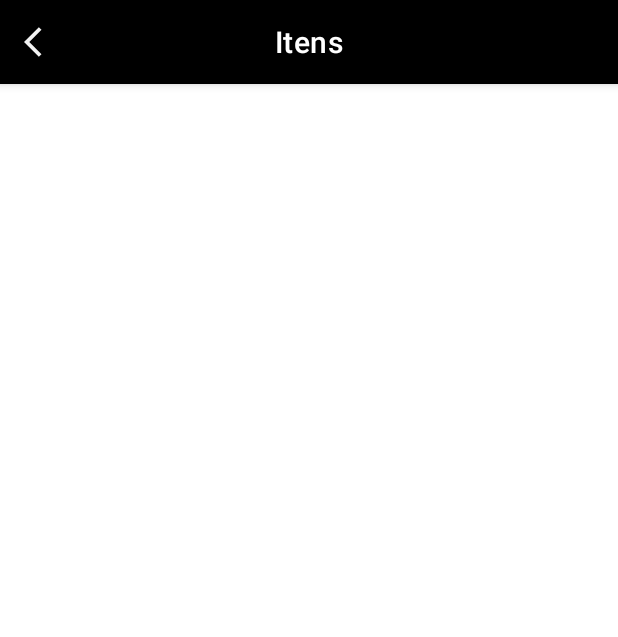
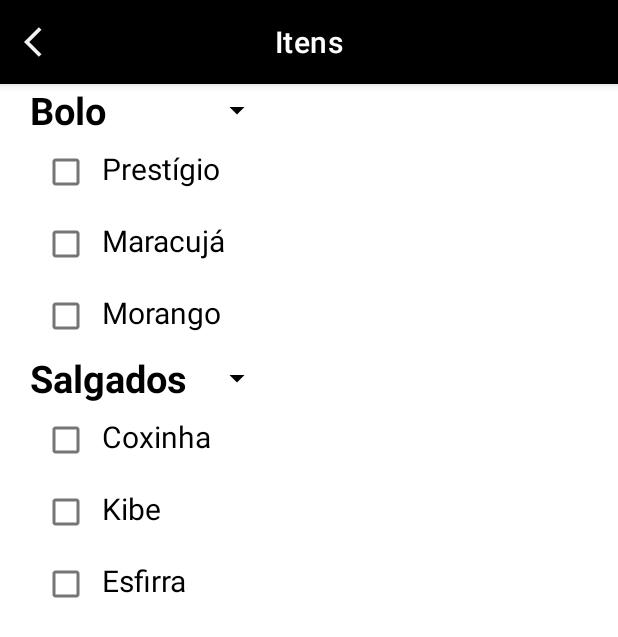
Before and after one commit to DanCostaSF/PartyApp, an Android app: the ItemsFragment screen opened through its navigation route, on a phone screen of 412 x 824 dp. Shown: the top 637 px of the screen. Run offline under Robolectric (Android 15) with nearby library versions, the phone set to English and light mode, and no system bars; our stand-ins replace data binding; 3 statements that could not run were skipped.

Commit message:
implementando segunda tela com recyclers

```diff
--- /dev/null
+++ b/app/src/main/java/br/com/android/partyapp/data/model/TypeItem.kt
@@ -0,0 +1,7 @@
+package br.com.android.partyapp.data.model
+
+data class TypeItem(
+    val title: String,
+    var uid: Int,
+    var selected: Boolean? = false
+)
--- /dev/null
+++ b/app/src/main/java/br/com/android/partyapp/data/model/TypeItems.kt
@@ -0,0 +1,6 @@
+package br.com.android.partyapp.data.model
+
+data class TypeItems(
+    val title: String,
+    val items: List<TypeItem>
+)
--- /dev/null
+++ b/app/src/main/java/br/com/android/partyapp/ui/adapter/InnerPartyAdapter.kt
@@ -0,0 +1,51 @@
+package br.com.android.partyapp.ui.adapter
+
+import android.view.LayoutInflater
+import android.view.ViewGroup
+import androidx.recyclerview.widget.RecyclerView
+import br.com.android.partyapp.data.model.TypeItem
+import br.com.android.partyapp.data.model.TypeItems
+import br.com.android.partyapp.databinding.InnerRecyclerItemBinding
+import br.com.android.partyapp.databinding.ItemsPartyAdapterBinding
+
+class InnerPartyAdapter(
+    private val onItemClicked: (TypeItem) -> Unit
+) : RecyclerView.Adapter<InnerPartyAdapter.PartyAdapterVH>() {
+
+    private val data = mutableListOf<TypeItem>()
+
+    fun setData(list: List<TypeItem>) {
+        this.data.clear()
+        this.data.addAll(list)
+        notifyDataSetChanged()
+    }
+
+    inner class PartyAdapterVH(val binding: InnerRecyclerItemBinding) :
+        RecyclerView.ViewHolder(binding.root) {
+
+        fun bind(item: TypeItem) = binding.run {
+            txvItem.text = item.title
+            viewSelect.setOnClickListener {
+                checkbox.isChecked = !checkbox.isChecked
+                item.selected = checkbox.isChecked
+                onItemClicked.invoke(item)
+            }
+        }
+    }
+
+    override fun onCreateViewHolder(parent: ViewGroup, viewType: Int) = PartyAdapterVH(
+        InnerRecyclerItemBinding.inflate(
+            LayoutInflater.from(parent.context),
+            parent,
+            false
+        )
+    )
+
+    override fun onBindViewHolder(holder: PartyAdapterVH, position: Int) {
+
+        holder.bind(data[position])
+    }
+
+    override fun getItemCount() = data.size
+
+}
--- /dev/null
+++ b/app/src/main/java/br/com/android/partyapp/ui/adapter/ItemsPartyAdapter.kt
@@ -0,0 +1,51 @@
+package br.com.android.partyapp.ui.adapter
+
+import android.view.LayoutInflater
+import android.view.ViewGroup
+import androidx.recyclerview.widget.RecyclerView
+import br.com.android.partyapp.data.model.TypeItem
+import br.com.android.partyapp.data.model.TypeItems
+import br.com.android.partyapp.databinding.ItemsPartyAdapterBinding
+
+class ItemsPartyAdapter(
+    private val onItemClicked: (TypeItem?) -> Unit
+) : RecyclerView.Adapter<ItemsPartyAdapter.ItemPartyVH>() {
+
+    private val data = mutableListOf<TypeItems>()
+
+    private lateinit var adapterParty: InnerPartyAdapter
+
+    fun setData(list: List<TypeItems>) {
+        this.data.clear()
+        this.data.addAll(list)
+        notifyDataSetChanged()
+    }
+
+    inner class ItemPartyVH(val binding: ItemsPartyAdapterBinding) :
+        RecyclerView.ViewHolder(binding.root) {
+
+        fun bind(item: TypeItems) = binding.run {
+            title.text = item.title
+            adapterParty = InnerPartyAdapter {
+                onItemClicked(it)
+            }
+            recycler.adapter = adapterParty
+            adapterParty.setData(item.items)
+
+        }
+    }
+
+    override fun onCreateViewHolder(parent: ViewGroup, viewType: Int) = ItemPartyVH(
+        ItemsPartyAdapterBinding.inflate(
+            LayoutInflater.from(parent.context),
+            parent,
+            false
+        )
+    )
+
+    override fun onBindViewHolder(holder: ItemPartyVH, position: Int) {
+        holder.bind(data[position])
+    }
+
+    override fun getItemCount() = data.size
+}
--- a/app/src/main/java/br/com/android/partyapp/ui/components/seekbarcustom/SeekBarCustom.kt
+++ b/app/src/main/java/br/com/android/partyapp/ui/components/seekbarcustom/SeekBarCustom.kt
@@ -16,7 +16,12 @@ class SeekBarCustom @JvmOverloads constructor(
     private val defStyle: Int = 0,
 ) : ConstraintLayout(context, attrs, defStyle) {
 
-    private val binding = SeekBarCustomBinding.inflate(LayoutInflater.from(context), this, true)
+    private val binding = SeekBarCustomBinding.inflate(
+        LayoutInflater.from(context),
+        this,
+        true
+    )
+
     var value_seek: Int? = null
         set(value) {
             binding.textSeekValue.text = "($value)"
@@ -55,8 +60,8 @@ class SeekBarCustom @JvmOverloads constructor(
             value_seek?.let { value ->
                 if (value < binding.seekBar.max) {
                     value_seek = value_seek?.plus(1)
-                    value_seek.let {
-                        binding.seekBar.progress = it!!
+                    value_seek?.let {
+                        binding.seekBar.progress = it
                     }
                 }
             }
@@ -66,8 +71,8 @@ class SeekBarCustom @JvmOverloads constructor(
             value_seek?.let { value ->
                 if (value > binding.seekBar.min) {
                     value_seek = value_seek?.minus(1)
-                    value_seek.let {
-                        binding.seekBar.progress = it!!
+                    value_seek?.let {
+                        binding.seekBar.progress = it
                     }
                 }
             }
--- a/app/src/main/java/br/com/android/partyapp/ui/fragments/GuestsFragment.kt
+++ b/app/src/main/java/br/com/android/partyapp/ui/fragments/GuestsFragment.kt
@@ -34,6 +34,4 @@ class GuestsFragment : BaseFragment<FragmentGuestsBinding>(
 
     override fun setupObservers() {
     }
-
-
 }
--- a/app/src/main/java/br/com/android/partyapp/ui/fragments/ItemsFragment.kt
+++ b/app/src/main/java/br/com/android/partyapp/ui/fragments/ItemsFragment.kt
@@ -7,7 +7,10 @@ import androidx.fragment.app.activityViewModels
 import br.com.android.partyapp.R
 import br.com.android.partyapp.commons.BaseFragment
 import br.com.android.partyapp.commons.observeAndNavigateBack
+import br.com.android.partyapp.data.model.TypeItem
+import br.com.android.partyapp.data.model.TypeItems
 import br.com.android.partyapp.databinding.FragmentItemsBinding
+import br.com.android.partyapp.ui.adapter.ItemsPartyAdapter
 import br.com.android.partyapp.ui.viewmodel.PartyViewModel
 
 class ItemsFragment : BaseFragment<FragmentItemsBinding>(
@@ -15,9 +18,20 @@ class ItemsFragment : BaseFragment<FragmentItemsBinding>(
 ) {
 
     private val viewModel: PartyViewModel by activityViewModels()
+    private lateinit var adapter: ItemsPartyAdapter
 
     override fun onViewCreated(view: View, savedInstanceState: Bundle?) {
         super.onViewCreated(view, savedInstanceState)
+        setupRecycler()
+    }
+
+    private fun setupRecycler() {
+        adapter = ItemsPartyAdapter {
+            it?.let {
+                viewModel.setSelectedItems(it)
+            }
+        }
+        binding.recycler.adapter = adapter
     }
 
     override fun setupViewModel() {
@@ -26,6 +40,9 @@ class ItemsFragment : BaseFragment<FragmentItemsBinding>(
 
     override fun setupObservers() {
         observeAndNavigateBack(viewModel.onNavigateBack)
+        viewModel.listTypes.observe(viewLifecycleOwner) {
+            adapter.setData(it)
+        }
     }
 
     override fun onDestroy() {
--- a/app/src/main/java/br/com/android/partyapp/ui/fragments/ListItemsFragment.kt
+++ b/app/src/main/java/br/com/android/partyapp/ui/fragments/ListItemsFragment.kt
@@ -5,6 +5,7 @@ import android.view.View
 import androidx.fragment.app.activityViewModels
 import br.com.android.partyapp.R
 import br.com.android.partyapp.commons.BaseFragment
+import br.com.android.partyapp.commons.observeAndNavigateBack
 import br.com.android.partyapp.databinding.FragmentListItemsBinding
 import br.com.android.partyapp.ui.viewmodel.PartyViewModel
 
@@ -23,6 +24,11 @@ class ListItemsFragment : BaseFragment<FragmentListItemsBinding>(
     }
 
     override fun setupObservers() {
+        observeAndNavigateBack(viewModel.onNavigateBack)
+    }
 
+    override fun onDestroy() {
+        super.onDestroy()
+        viewModel.doneNavigateBack()
     }
 }
--- a/app/src/main/java/br/com/android/partyapp/ui/viewmodel/PartyViewModel.kt
+++ b/app/src/main/java/br/com/android/partyapp/ui/viewmodel/PartyViewModel.kt
@@ -3,11 +3,61 @@ package br.com.android.partyapp.ui.viewmodel
 import android.util.Log
 import androidx.lifecycle.MutableLiveData
 import androidx.lifecycle.ViewModel
+import br.com.android.partyapp.data.model.TypeItem
+import br.com.android.partyapp.data.model.TypeItems
 
 class PartyViewModel : ViewModel() {
+
     val mansValue = MutableLiveData(0)
     val womansValue = MutableLiveData(0)
     val childrensValue = MutableLiveData(0)
+
+    val listTypes = MutableLiveData<List<TypeItems>>()
+
+    val listSelected = MutableLiveData<List<TypeItem>>()
+
+    private val list = mutableListOf<TypeItem>()
+
+    private val types = listOf(
+        TypeItems(
+            "Bolo",
+            listOf(
+                TypeItem("Prestígio", 1),
+                TypeItem("Maracujá", 2),
+                TypeItem("Morango", 3)
+            )
+        ),
+        TypeItems(
+            "Salgados",
+            listOf(
+                TypeItem("Coxinha", 4),
+                TypeItem("Kibe", 5),
+                TypeItem("Esfirra", 6)
+            )
+        )
+    )
+
+    init {
+        setList(types)
+    }
+
+    private fun setList(list: List<TypeItems>) {
+        listTypes.postValue(list)
+    }
+
+    fun setSelectedItems(item: TypeItem) {
+        val listfiltered = list.filter {
+             item.uid == it.uid
+        }
+
+        if (listfiltered.isNotEmpty()) {
+            list.remove(listfiltered.first())
+        }
+
+        list.add(item)
+        listSelected.postValue(list)
+        Log.i("teste2", "$list")
+    }
 
     val onNavigateBack = MutableLiveData(false)
 
--- /dev/null
+++ b/app/src/main/res/drawable/ic_down_24.xml
@@ -0,0 +1,5 @@
+<vector android:height="24dp" android:tint="#000000"
+    android:viewportHeight="24" android:viewportWidth="24"
+    android:width="24dp" xmlns:android="http://schemas.android.com/apk/res/android">
+    <path android:fillColor="@android:color/white" android:pathData="M7,10l5,5 5,-5z"/>
+</vector>
--- a/app/src/main/res/layout/fragment_items.xml
+++ b/app/src/main/res/layout/fragment_items.xml
@@ -1,6 +1,7 @@
 <?xml version="1.0" encoding="utf-8"?>
 <layout xmlns:android="http://schemas.android.com/apk/res/android"
-    xmlns:app="http://schemas.android.com/apk/res-auto">
+    xmlns:app="http://schemas.android.com/apk/res-auto"
+    xmlns:tools="http://schemas.android.com/tools">
 
     <data>
 
@@ -33,6 +34,16 @@
                 app:titleTextColor="@color/white" />
         </com.google.android.material.appbar.AppBarLayout>
 
+        <androidx.recyclerview.widget.RecyclerView
+            android:id="@+id/recycler"
+            android:layout_width="match_parent"
+            android:layout_height="wrap_content"
+            app:layoutManager="androidx.recyclerview.widget.LinearLayoutManager"
+            app:layout_constraintTop_toBottomOf="@id/appBarLayout"
+            app:layout_constraintStart_toStartOf="parent"
+            app:layout_constraintEnd_toEndOf="parent"
+            tools:listitem="@layout/items_party_adapter"
+            tools:itemCount="2"/>
     </androidx.constraintlayout.widget.ConstraintLayout>
 
 </layout>
--- a/app/src/main/res/layout/fragment_list_items.xml
+++ b/app/src/main/res/layout/fragment_list_items.xml
@@ -1,5 +1,6 @@
 <?xml version="1.0" encoding="utf-8"?>
-<layout xmlns:android="http://schemas.android.com/apk/res/android">
+<layout xmlns:android="http://schemas.android.com/apk/res/android"
+    xmlns:app="http://schemas.android.com/apk/res-auto">
 
     <data>
 
@@ -12,5 +13,24 @@
         android:layout_width="match_parent"
         android:layout_height="match_parent">
 
+        <com.google.android.material.appbar.AppBarLayout
+            android:id="@+id/appBarLayout"
+            android:layout_width="match_parent"
+            android:layout_height="wrap_content"
+            android:background="@color/black"
+            app:layout_constraintTop_toTopOf="parent"
+            app:layout_constraintStart_toStartOf="parent"
+            app:layout_constraintEnd_toEndOf="parent">
+            <com.google.android.material.appbar.MaterialToolbar
+                android:id="@+id/toolbar"
+                android:layout_width="match_parent"
+                android:layout_height="match_parent"
+                app:navigationIcon="@drawable/ic_back_24"
+                app:navigationOnClickListener="@{() -> vm.onNavigationClick()}"
+                app:titleCentered="true"
+                app:title="Lista de itens"
+                app:titleTextColor="@color/white"/>
+        </com.google.android.material.appbar.AppBarLayout>
+
     </androidx.constraintlayout.widget.ConstraintLayout>
 </layout>
--- /dev/null
+++ b/app/src/main/res/layout/inner_recycler_item.xml
@@ -0,0 +1,27 @@
+<?xml version="1.0" encoding="utf-8"?>
+<layout xmlns:android="http://schemas.android.com/apk/res/android"
+    xmlns:tools="http://schemas.android.com/tools">
+
+    <LinearLayout
+        android:id="@+id/viewSelect"
+        android:layout_width="match_parent"
+        android:layout_height="wrap_content"
+        android:orientation="horizontal">
+
+        <CheckBox
+            android:id="@+id/checkbox"
+            android:background="@android:color/transparent"
+            android:layout_width="wrap_content"
+            android:layout_height="wrap_content"
+            android:clickable="false"/>
+
+        <TextView
+            android:id="@+id/txv_item"
+            android:layout_width="wrap_content"
+            android:layout_height="wrap_content"
+            android:textColor="@color/black"
+            android:textSize="20sp"
+            tools:text="Tipo do titulo"/>
+
+    </LinearLayout>
+</layout>
--- /dev/null
+++ b/app/src/main/res/layout/items_party_adapter.xml
@@ -0,0 +1,32 @@
+<?xml version="1.0" encoding="utf-8"?>
+<layout xmlns:android="http://schemas.android.com/apk/res/android"
+    xmlns:app="http://schemas.android.com/apk/res-auto"
+    xmlns:tools="http://schemas.android.com/tools">
+
+<LinearLayout
+    android:layout_width="match_parent"
+    android:layout_height="wrap_content"
+    android:orientation="vertical"
+    android:paddingStart="20dp"
+    android:paddingEnd="20dp"
+    tools:ignore="RtlSymmetry">
+
+    <TextView
+        android:id="@+id/title"
+        android:layout_width="150dp"
+        android:layout_height="wrap_content"
+        android:textSize="25sp"
+        android:textStyle="bold"
+        android:textColor="@color/black"
+        tools:text="Titulo"
+        app:drawableEndCompat="@drawable/ic_down_24" />
+
+    <androidx.recyclerview.widget.RecyclerView
+        android:id="@+id/recycler"
+        android:layout_width="match_parent"
+        android:layout_height="wrap_content"
+        app:layoutManager="androidx.recyclerview.widget.LinearLayoutManager"
+        tools:itemCount="2"
+        tools:listitem="@layout/inner_recycler_item"/>
+</LinearLayout>
+</layout>
```
